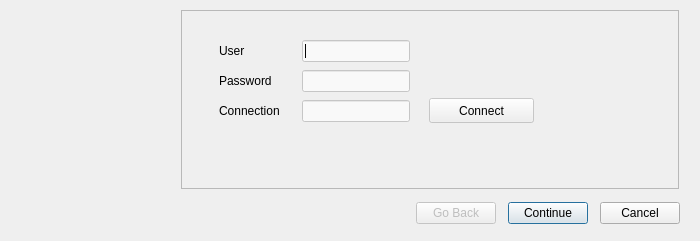
The window that lobwizard/LobWizard.ui (rdOxalis/lobshooter) describes before a commit, drawn with Qt 5.
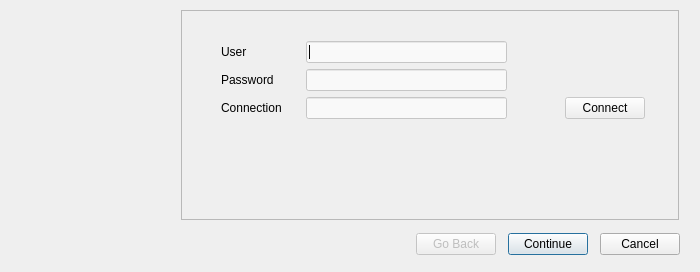
The same window after the commit.

Diff of the .ui file:
```diff
--- a/lobwizard/LobWizard.ui
+++ b/lobwizard/LobWizard.ui
@@ -7,7 +7,7 @@
     <x>0</x>
     <y>0</y>
     <width>700</width>
-    <height>241</height>
+    <height>272</height>
    </rect>
   </property>
   <property name="windowTitle">
@@ -17,13 +17,13 @@
    <enum>QWizard::MacStyle</enum>
   </property>
   <widget class="QWizardPage" name="wizardPage">
-   <widget class="QWidget" name="layoutWidget">
+   <widget class="QWidget" name="">
     <property name="geometry">
      <rect>
-      <x>30</x>
-      <y>20</y>
-      <width>191</width>
-      <height>88</height>
+      <x>32</x>
+      <y>23</y>
+      <width>424</width>
+      <height>123</height>
      </rect>
     </property>
     <layout class="QGridLayout" name="gridLayout">
@@ -72,36 +72,44 @@
       </widget>
      </item>
      <item row="2" column="2">
-      <widget class="QLineEdit" name="connectionEdit"/>
-     </item>
-    </layout>
-   </widget>
+      <widget class="QLineEdit" name="connectionEdit">
+       <property name="minimumSize">
+        <size>
+         <width>201</width>
+         <height>0</height>
+        </size>
+       </property>
+      </widget>
+     </item>
+     <item row="2" column="3">
+      <spacer name="horizontalSpacer_2">
+       <property name="orientation">
+        <enum>Qt::Horizontal</enum>
+       </property>
+       <property name="sizeHint" stdset="0">
+        <size>
+         <width>28</width>
+         <height>20</height>
+        </size>
+       </property>
+      </spacer>
+     </item>
+     <item row="2" column="4">
    <widget class="QPushButton" name="connectButton">
-    <property name="geometry">
-     <rect>
-      <x>240</x>
-      <y>80</y>
-      <width>105</width>
-      <height>25</height>
-     </rect>
-    </property>
     <property name="text">
      <string>Connect</string>
     </property>
    </widget>
+     </item>
+     <item row="3" column="0" colspan="5">
    <widget class="QLabel" name="connectedLabel">
-    <property name="geometry">
-     <rect>
-      <x>30</x>
-      <y>120</y>
-      <width>431</width>
-      <height>21</height>
-     </rect>
-    </property>
     <property name="text">
      <string/>
     </property>
    </widget>
+     </item>
+    </layout>
+   </widget>
   </widget>
   <widget class="QWizardPage" name="wizardPage1">
    <widget class="QWidget" name="layoutWidget">
```
Left out of the diff: 76 changed lines with no effect on the pictures. Lines whose indentation alone changed are shown as unchanged.
